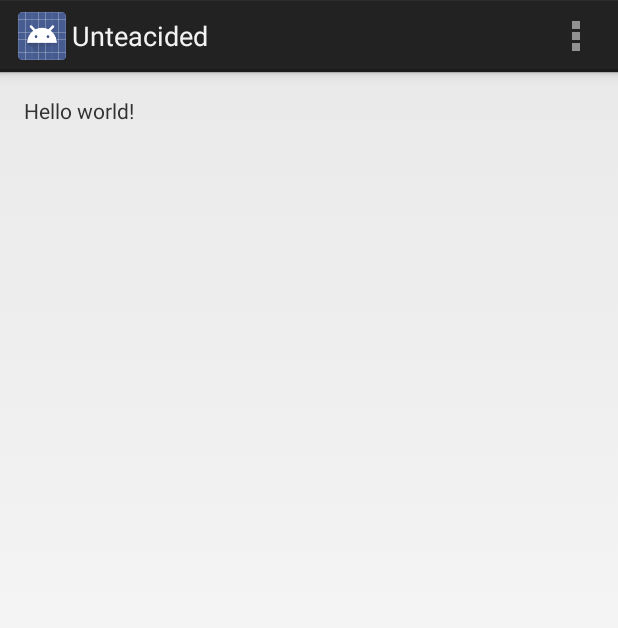
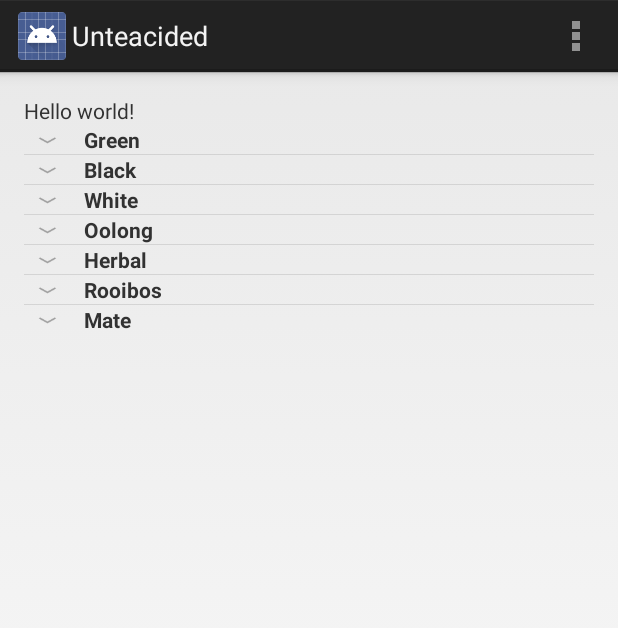
Before and after one commit to soutenniza/Unteacided, an Android app: the screen it shows after launch (startActivity), on a phone screen of 412 x 824 dp. Shown: the top 628 px of the screen. Run offline under Robolectric (Android 15) with nearby library versions, the phone set to English and light mode, and no system bars.

Commit message:
SQL Database
Added SQL and tested it on activity.

```diff
--- /dev/null
+++ b/app/src/main/java/com/example/van/unteacided/CustomExpanderAdapter.java
@@ -0,0 +1,107 @@
+package com.example.van.unteacided;
+
+import android.content.Context;
+import android.graphics.Typeface;
+import android.view.LayoutInflater;
+import android.view.View;
+import android.view.ViewGroup;
+import android.widget.BaseExpandableListAdapter;
+import android.widget.TextView;
+
+import java.util.HashMap;
+import java.util.List;
+
+/**
+ * Created by Van on 10/4/2014.
+ */
+public class CustomExpanderAdapter extends BaseExpandableListAdapter{
+
+    private Context context;
+    private List<String> listHeaders;
+    private HashMap<String, List<String>> listChilds;
+
+    public CustomExpanderAdapter(Context c, List<String> lh, HashMap<String, List<String>> lc ){
+        this.context = c;
+        this.listHeaders = lh;
+        this.listChilds = lc;
+    }
+
+    @Override
+    public Object getChild(int groupPosition, int childPosititon) {
+        return this.listChilds.get(this.listHeaders.get(groupPosition))
+                .get(childPosititon);
+    }
+
+    @Override
+    public long getChildId(int groupPosition, int childPosition) {
+        return childPosition;
+    }
+
+    @Override
+    public View getChildView(int groupPosition, final int childPosition,
+                             boolean isLastChild, View convertView, ViewGroup parent) {
+
+        final String childText = (String) getChild(groupPosition, childPosition);
+
+        if (convertView == null) {
+            LayoutInflater infalInflater = (LayoutInflater) this.context
+                    .getSystemService(Context.LAYOUT_INFLATER_SERVICE);
+            convertView = infalInflater.inflate(R.layout.list_item, null);
+        }
+
+        TextView txtListChild = (TextView) convertView
+                .findViewById(R.id.list_item_name);
+
+        txtListChild.setText(childText);
+        return convertView;
+    }
+
+    @Override
+    public int getChildrenCount(int groupPosition) {
+        return this.listChilds.get(this.listHeaders.get(groupPosition))
+                .size();
+    }
+
+    @Override
+    public Object getGroup(int groupPosition) {
+        return this.listHeaders.get(groupPosition);
+    }
+
+    @Override
+    public int getGroupCount() {
+        return this.listHeaders.size();
+    }
+
+    @Override
+    public long getGroupId(int groupPosition) {
+        return groupPosition;
+    }
+
+    @Override
+    public View getGroupView(int groupPosition, boolean isExpanded,
+                             View convertView, ViewGroup parent) {
+        String headerTitle = (String) getGroup(groupPosition);
+        if (convertView == null) {
+            LayoutInflater infalInflater = (LayoutInflater) this.context
+                    .getSystemService(Context.LAYOUT_INFLATER_SERVICE);
+            convertView = infalInflater.inflate(R.layout.list_group, null);
+        }
+
+        TextView lblListHeader = (TextView) convertView
+                .findViewById(R.id.list_header);
+        lblListHeader.setTypeface(null, Typeface.BOLD);
+        lblListHeader.setText(headerTitle);
+
+        return convertView;
+    }
+
+    @Override
+    public boolean hasStableIds() {
+        return false;
+    }
+
+    @Override
+    public boolean isChildSelectable(int groupPosition, int childPosition) {
+        return true;
+    }
+}
--- a/app/src/main/java/com/example/van/unteacided/Tea.java
+++ b/app/src/main/java/com/example/van/unteacided/Tea.java
@@ -68,10 +68,7 @@ public class Tea {
         return steepTime;
     }
 
-    public boolean isActive(){
-        if(activated == 1)
-            return true;
-        else
-            return false;
+    public int isActive(){
+        return activated;
     }
 }
--- a/app/src/main/java/com/example/van/unteacided/TeaSQLiteHelper.java
+++ b/app/src/main/java/com/example/van/unteacided/TeaSQLiteHelper.java
@@ -1,7 +1,13 @@
 package com.example.van.unteacided;
 
+import android.content.ContentValues;
+import android.content.Context;
+import android.database.Cursor;
 import android.database.sqlite.SQLiteDatabase;
 import android.database.sqlite.SQLiteOpenHelper;
+
+import java.util.LinkedList;
+import java.util.List;
 
 /**
  * Created by Van on 10/4/2014.
@@ -12,9 +18,129 @@ public class TeaSQLiteHelper extends SQLiteOpenHelper{
     public static final String COLUMN_ENTRY_ID = "id";
     public static final String COLUMN_NAME = "name";
     public static final String COLUMN_TYPE = "type";
+    public static final String COLUMN_TEMPF = "tempf";
     public static final String COLUMN_TEMPC = "tempc";
-    public static final String COLUMN_TEMPF = "tempf";
     public static final String COLUMN_STEEP = "steep";
-    public static final String COLUMN_ACTIVATED = "activated"
+    public static final String COLUMN_ACTIVATED = "activated";
+
+    public static final String[] COLUMNS = {COLUMN_ENTRY_ID, COLUMN_NAME, COLUMN_TYPE, COLUMN_TEMPF, COLUMN_TEMPC, COLUMN_STEEP, COLUMN_ACTIVATED};
+
+    private static final int DATABASE_VERSION = 1;
+    private static final String DATABASE_NAME = "TeaDB";
+
+    public TeaSQLiteHelper(Context context){
+        super(context, DATABASE_NAME, null, DATABASE_VERSION);
+    }
+
+    @Override
+    public void onCreate(SQLiteDatabase db){
+        String CREATE_TEA_TABLE = "CREATE table teas ( " +
+                "id INTEGER PRIMARY KEY AUTOINCREMENT, " +
+                "name TEXT, " +
+                "type TEXT, " +
+                "tempF INTEGER, " +
+                "tempC INTEGER, " +
+                "steep INTEGER, " +
+                "activated INTEGER) ";
+
+        db.execSQL(CREATE_TEA_TABLE);
+    }
+
+    @Override
+    public void onUpgrade(SQLiteDatabase db, int oldVersion, int newVersion){
+        db.execSQL("DROP TABLE IF EXISTS teas");
+
+        this.onCreate(db);
+    }
+
+    public void insertTea(Tea t){
+        SQLiteDatabase db = this.getWritableDatabase();
+
+        ContentValues cv = new ContentValues();
+        cv.put(COLUMN_NAME, t.getName() );
+        cv.put(COLUMN_TYPE, t.getType());
+        cv.put(COLUMN_TEMPF, t.getTempF());
+        cv.put(COLUMN_TEMPC, t.getTempC());
+        cv.put(COLUMN_STEEP, t.getSteepTime());
+        cv.put(COLUMN_ACTIVATED, t.isActive());
+
+        db.insert(TABLE_TEAS, null, cv);
+        db.close();
+    }
+
+    public Tea getTea(int id){
+        SQLiteDatabase db = this.getReadableDatabase();
+
+        Cursor c = db.query(TABLE_TEAS, COLUMNS, String.valueOf(id), null, null, null, null);
+        if(c != null)
+            c.moveToFirst();
+        Tea t = new Tea();
+        t.setId(Integer.parseInt(c.getString(0)));
+        t.setName(c.getString(1));
+        t.setType(c.getString(2));
+        t.setTempF(Integer.parseInt(c.getString(3)));
+        t.setTempC(Integer.parseInt(c.getString(4)));
+        t.setSteepTime(Integer.parseInt(c.getString(5)));
+        t.setActivated(Integer.parseInt(c.getString(6)));
+
+        return t;
+    }
+
+    public List<Tea> getAllTeas() {
+        List<Tea> teas = new LinkedList<Tea>();
+
+        String query = "SELECT * FROM " + TABLE_TEAS;
+
+        SQLiteDatabase db = this.getWritableDatabase();
+        Cursor c = db.rawQuery(query, null);
+
+        Tea t = null;
+        if (c.moveToFirst()) {
+            while (c.isAfterLast() == false) {
+                t = new Tea();
+                t.setId(Integer.parseInt(c.getString(0)));
+                t.setName(c.getString(1));
+                t.setType(c.getString(2));
+                t.setTempF(Integer.parseInt(c.getString(3)));
+                t.setTempC(Integer.parseInt(c.getString(4)));
+                t.setSteepTime(Integer.parseInt(c.getString(5)));
+                t.setActivated(Integer.parseInt(c.getString(6)));
+                teas.add(t);
+                c.moveToNext();
+            }
+        }
+
+        return teas;
+    }
+
+    public int updateTea(Tea t){
+        SQLiteDatabase db = this.getWritableDatabase();
+
+        ContentValues cv = new ContentValues();
+        cv.put(COLUMN_NAME, t.getName() );
+        cv.put(COLUMN_TYPE, t.getType());
+        cv.put(COLUMN_TEMPF, t.getTempF());
+        cv.put(COLUMN_TEMPC, t.getTempC());
+        cv.put(COLUMN_STEEP, t.getSteepTime());
+        cv.put(COLUMN_ACTIVATED, 1);
+
+
+        int i = db.update(TABLE_TEAS, cv, COLUMN_ENTRY_ID+" = ?", new String[] {String.valueOf(t.getId())});
+
+        db.close();
+
+        return i;
+    }
+
+    public void delete(Tea t){
+        SQLiteDatabase db = this.getWritableDatabase();
+
+        db.delete(TABLE_TEAS, COLUMN_ENTRY_ID+" =?", new String[] {String.valueOf(t.getId())});
+    }
+
+    public void deleteAll(){
+        SQLiteDatabase db = this.getWritableDatabase();
+        db.delete(TABLE_TEAS, null, null);
+    }
 
 }
--- a/app/src/main/java/com/example/van/unteacided/startActivity.java
+++ b/app/src/main/java/com/example/van/unteacided/startActivity.java
@@ -4,16 +4,121 @@ import android.app.Activity;
 import android.os.Bundle;
 import android.view.Menu;
 import android.view.MenuItem;
+import android.widget.ExpandableListView;
+
+import java.util.ArrayList;
+import java.util.HashMap;
+import java.util.List;
+import java.util.ListIterator;
 
 
 public class startActivity extends Activity {
+
+    List<String> listHeaders;
+    HashMap<String, List<String>> listChilds;
 
     @Override
     protected void onCreate(Bundle savedInstanceState) {
         super.onCreate(savedInstanceState);
         setContentView(R.layout.activity_start);
+
+        ExpandableListView listView = (ExpandableListView) findViewById(R.id.collectionExpandableListView);
+
+        startList();
+
+        CustomExpanderAdapter expanderAdapter = new CustomExpanderAdapter(this, listHeaders, listChilds);
+
+        listView.setAdapter(expanderAdapter);
     }
 
+    private void startList() {
+        TeaSQLiteHelper db = new TeaSQLiteHelper(this);
+        db.deleteAll();
+        Tea t = new Tea();
+        t.setId(0);
+        t.setTempF(150);
+        t.setTempC(80);
+        t.setName("Pearls");
+        t.setType("Green");
+        t.setSteepTime(120);
+        db.insertTea(t);
+        t = new Tea();
+        t.setId(1);
+        t.setTempF(190);
+        t.setTempC(90);
+        t.setName("White Pearls");
+        t.setType("White");
+        t.setSteepTime(240);
+        db.insertTea(t);
+        t = new Tea();
+        t.setId(2);
+        t.setTempF(190);
+        t.setTempC(90);
+        t.setName("Silver Needles");
+        t.setType("White");
+        t.setSteepTime(240);
+        db.insertTea(t);
+        t = new Tea();
+        t.setId(3);
+        t.setTempF(206);
+        t.setTempC(96);
+        t.setName("Yunnan Gold");
+        t.setType("Black");
+        t.setSteepTime(120);
+        db.insertTea(t);
+
+        List<Tea> teas = db.getAllTeas();
+
+
+        listHeaders = new ArrayList<String>();
+        listChilds = new HashMap<String, List<String>>();
+
+        listHeaders.add("Green");
+        listHeaders.add("Black");
+        listHeaders.add("White");
+        listHeaders.add("Oolong");
+        listHeaders.add("Herbal");
+        listHeaders.add("Rooibos");
+        listHeaders.add("Mate");
+
+        List<String> green = new ArrayList<String>();
+        green.add("Jasmine Green Tea");
+        green.add("Jasmine Pearls");
+
+        List<String> black = new ArrayList<String>();
+        black.add("Golden Monkey Black Tea");
+        black.add("Black Jasmine Pearls");
+
+        List<String> white = new ArrayList<String>();
+        ListIterator i = teas.listIterator();
+        for (Tea te: teas){
+            if(te.getType().equals("White")){
+                white.add(te.getName());
+            }
+        }
+
+        List<String> oolong = new ArrayList<String>();
+        oolong.add("High Mountain");
+        oolong.add("Four Seasons");
+
+        List<String> herbal = new ArrayList<String>();
+        herbal.add("Pink Lemonade");
+
+        List<String> rooibos = new ArrayList<String>();
+        rooibos.add("Rooibos");
+
+        List<String> mate = new ArrayList<String>();
+        mate.add("Mate");
+
+        listChilds.put(listHeaders.get(0), green);
+        listChilds.put(listHeaders.get(1), black);
+        listChilds.put(listHeaders.get(2), white);
+        listChilds.put(listHeaders.get(3), oolong);
+        listChilds.put(listHeaders.get(4), herbal);
+        listChilds.put(listHeaders.get(5), rooibos);
+        listChilds.put(listHeaders.get(6), mate);
+
+    }
 
     @Override
     public boolean onCreateOptionsMenu(Menu menu) {
--- a/app/src/main/res/layout/activity_start.xml
+++ b/app/src/main/res/layout/activity_start.xml
@@ -11,6 +11,16 @@
     <TextView
         android:text="@string/hello_world"
         android:layout_width="wrap_content"
-        android:layout_height="wrap_content" />
+        android:layout_height="wrap_content"
+        android:id="@+id/textView" />
+
+    <ExpandableListView
+        android:layout_width="wrap_content"
+        android:layout_height="wrap_content"
+        android:id="@+id/collectionExpandableListView"
+        android:layout_below="@+id/textView"
+        android:layout_alignParentLeft="true"
+        android:layout_alignParentStart="true" />
+
 
 </RelativeLayout>
--- /dev/null
+++ b/app/src/main/res/layout/list_group.xml
@@ -0,0 +1,13 @@
+<?xml version="1.0" encoding="UTF-8"?>
+
+<LinearLayout android:layout_height="match_parent"
+    android:layout_width="match_parent"
+    xmlns:android="http://schemas.android.com/apk/res/android">
+
+    <TextView android:layout_height="wrap_content"
+        android:layout_width="fill_parent"
+        android:paddingRight="10dp"
+        android:paddingLeft="?android:attr/expandableListPreferredItemPaddingLeft"
+        android:id="@+id/list_header"/>
+
+</LinearLayout>
--- /dev/null
+++ b/app/src/main/res/layout/list_item.xml
@@ -0,0 +1,14 @@
+<?xml version="1.0" encoding="UTF-8"?>
+
+    <LinearLayout android:layout_height="match_parent"
+    android:layout_width="match_parent"
+    android:orientation="vertical"
+    xmlns:android="http://schemas.android.com/apk/res/android">
+
+    <TextView android:layout_height="wrap_content"
+        android:layout_width="fill_parent"
+        android:paddingRight="10dp"
+        android:paddingLeft="?android:attr/expandableListPreferredItemPaddingLeft"
+        android:id="@+id/list_item_name"/>
+
+</LinearLayout>
```
